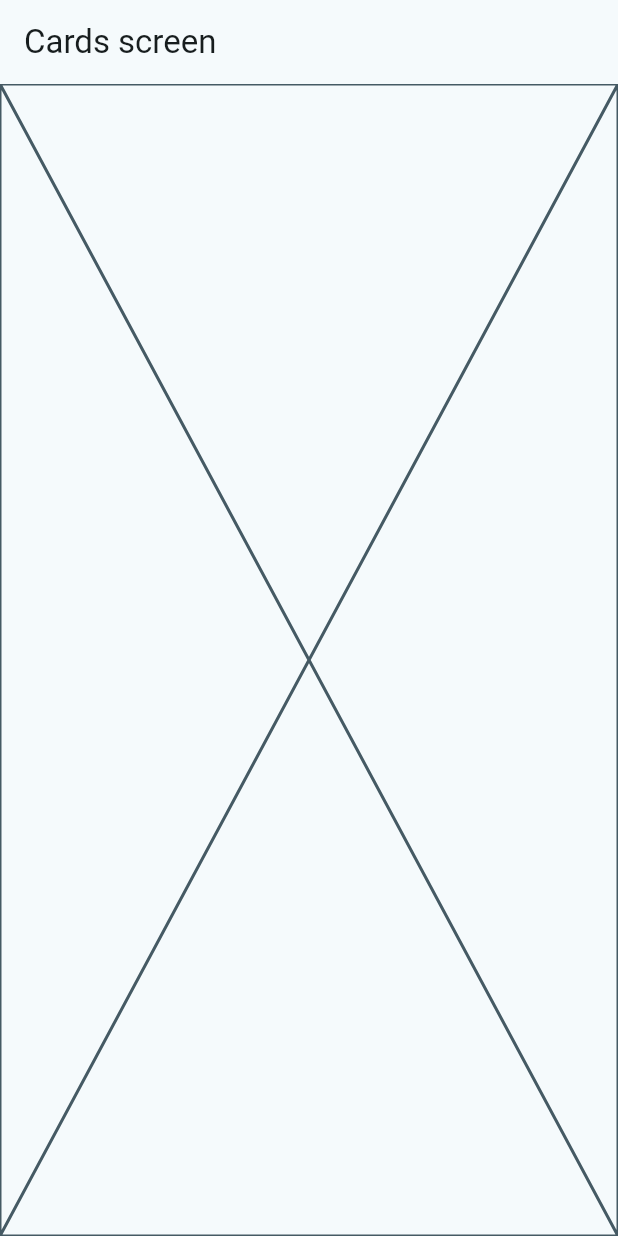
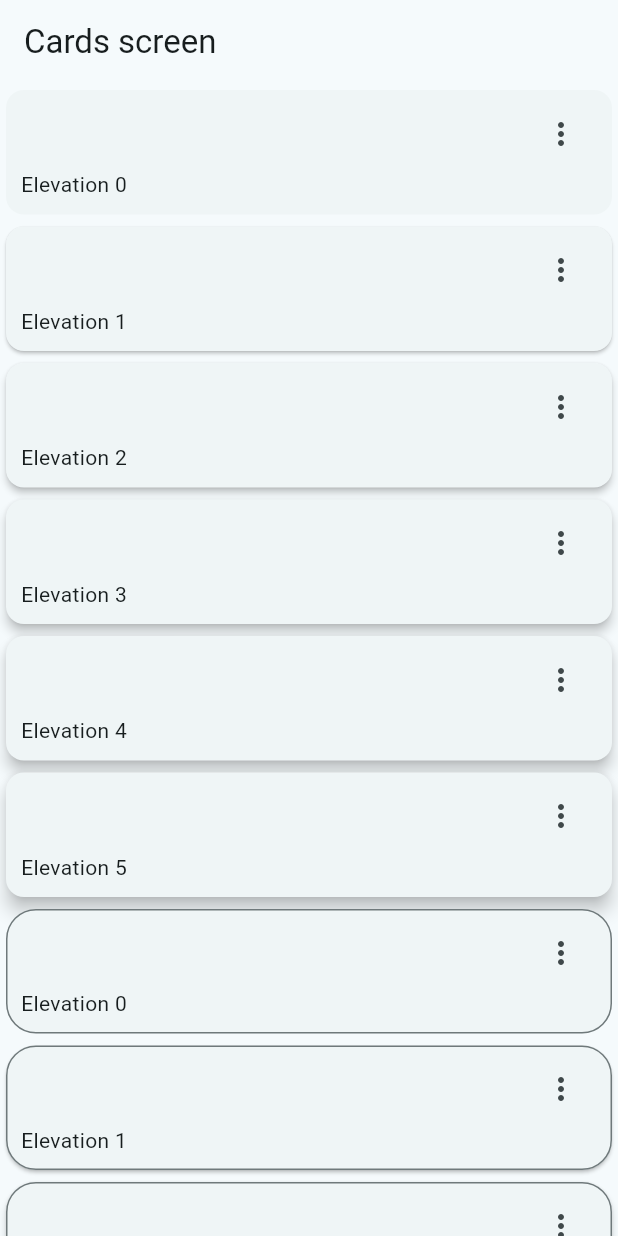
Before and after one commit to dxASURxd/widgets_app, a Flutter app: the CardsScreen screen opened by its route, on a phone screen of 412 x 824 dp. Run offline on Flutter 3.47's test engine with Material 3 defaults, Android fonts, the phone set to English and light mode, and no system bars; our stand-ins replace go_router.

```diff
--- a/lib/presentation/screens/cards/cards_screen.dart
+++ b/lib/presentation/screens/cards/cards_screen.dart
@@ -1,4 +1,14 @@
 import 'package:flutter/material.dart';
+import 'package:flutter/widgets.dart';
+
+const cards = <Map<String, dynamic>>[
+  {'elevation': 0.0, 'label': 'Elevation 0'},
+  {'elevation': 1.0, 'label': 'Elevation 1'},
+  {'elevation': 2.0, 'label': 'Elevation 2'},
+  {'elevation': 3.0, 'label': 'Elevation 3'},
+  {'elevation': 4.0, 'label': 'Elevation 4'},
+  {'elevation': 5.0, 'label': 'Elevation 5'},
+];
 
 class CardsScreen extends StatelessWidget {
   static const String name = 'cards_screen';
@@ -11,7 +21,93 @@ class CardsScreen extends StatelessWidget {
       appBar: AppBar(
         title: const Text('Cards screen'),
       ),
-      body: const Placeholder(),
+      body: const _CardsView(),
     );
   }
 }
+
+class _CardsView extends StatelessWidget {
+  const _CardsView({
+    super.key,
+  });
+
+  @override
+  Widget build(BuildContext context) {
+    return SingleChildScrollView(
+      child: Column(
+        children: [
+          ...cards.map(
+            (card) =>
+                _CardType1(label: card['label'], elevation: card['elevation']),
+          ),
+          ...cards.map(
+            (card) =>
+                _CardType2(label: card['label'], elevation: card['elevation']),
+          ),
+          const SizedBox(
+            height: 50,
+          )
+        ],
+      ),
+    );
+  }
+}
+
+class _CardType1 extends StatelessWidget {
+  final String label;
+  final double elevation;
+  const _CardType1({super.key, required this.label, required this.elevation});
+
+  @override
+  Widget build(BuildContext context) {
+    return Card(
+      elevation: elevation,
+      child: Padding(
+        padding: const EdgeInsets.fromLTRB(10, 5, 10, 10),
+        child: Column(children: [
+          Align(
+            alignment: Alignment.topRight,
+            child: IconButton(
+                onPressed: () {}, icon: const Icon(Icons.more_vert_outlined)),
+          ),
+          Align(
+            alignment: Alignment.topLeft,
+            child: Text(label),
+          )
+        ]),
+      ),
+    );
+  }
+}
+
+class _CardType2 extends StatelessWidget {
+  final String label;
+  final double elevation;
+  const _CardType2({super.key, required this.label, required this.elevation});
+
+  @override
+  Widget build(BuildContext context) {
+    final colors = Theme.of(context).colorScheme;
+
+    return Card(
+      shape: RoundedRectangleBorder(
+          borderRadius: const BorderRadius.all(Radius.circular(20)),
+          side: BorderSide(color: colors.outline)),
+      elevation: elevation,
+      child: Padding(
+        padding: const EdgeInsets.fromLTRB(10, 5, 10, 10),
+        child: Column(children: [
+          Align(
+            alignment: Alignment.topRight,
+            child: IconButton(
+                onPressed: () {}, icon: const Icon(Icons.more_vert_outlined)),
+          ),
+          Align(
+            alignment: Alignment.topLeft,
+            child: Text(label),
+          )
+        ]),
+      ),
+    );
+  }
+}
```
